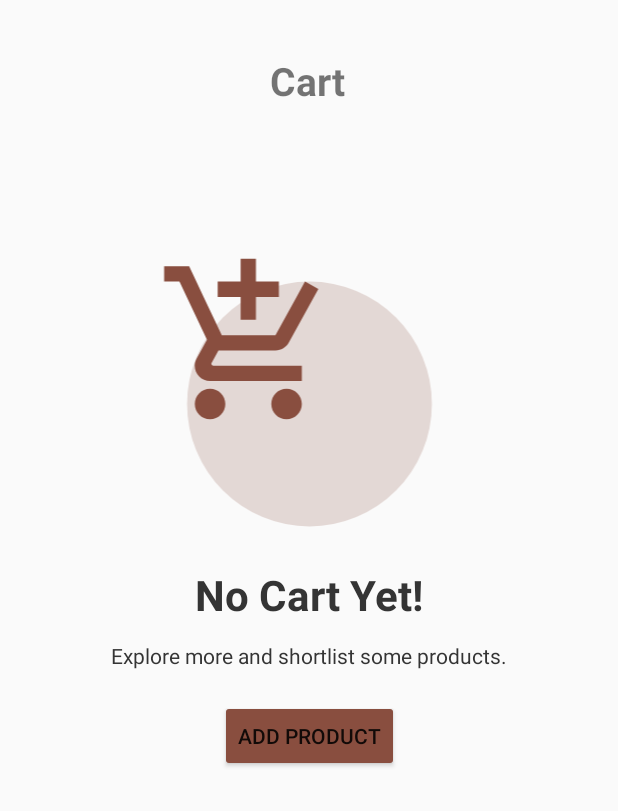
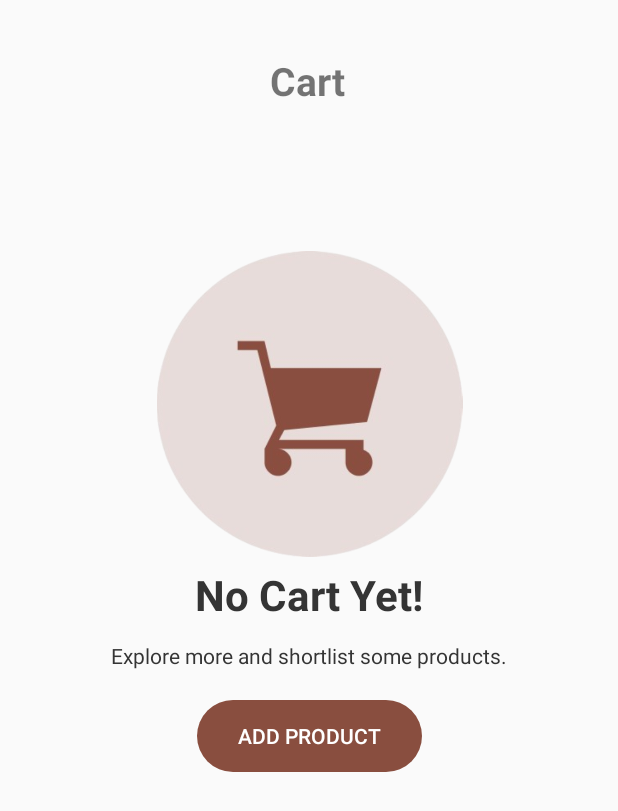
Before and after one commit to thuydung180/LaFavor2024, an Android app: the layout activity_shopping_cart.xml on its own in the app's theme, with its tools: preview values and no code run, on a phone screen of 412 x 824 dp. Shown: the top 811 px of the screen. Run offline under Robolectric (Android 15) with nearby library versions, the phone set to English and light mode, and no system bars.

Commit message:
empty cart done

```diff
--- /dev/null
+++ b/app/src/main/res/drawable/corner_background.xml
@@ -0,0 +1,5 @@
+<?xml version="1.0" encoding="utf-8"?>
+<shape xmlns:android="http://schemas.android.com/apk/res/android"
+    android:shape="rectangle">
+    <corners android:radius="50dp" />
+</shape>
--- /dev/null
+++ b/app/src/main/res/drawable/list_product_background.xml
@@ -0,0 +1,6 @@
+<?xml version="1.0" encoding="utf-8"?>
+<shape xmlns:android="http://schemas.android.com/apk/res/android"
+    android:shape="rectangle">
+
+    <corners android:radius="25dp"/>
+</shape>
--- a/app/src/main/res/layout/activity_shopping_cart.xml
+++ b/app/src/main/res/layout/activity_shopping_cart.xml
@@ -24,10 +24,10 @@
         android:layout_width="223dp"
         android:layout_height="204dp"
         android:layout_marginTop="96dp"
+        android:src="@drawable/icon_cart"
         app:layout_constraintEnd_toEndOf="parent"
         app:layout_constraintStart_toStartOf="parent"
-        app:layout_constraintTop_toBottomOf="@+id/txtCart"
-        app:srcCompat="@drawable/baseline_add_shopping_cart_24" />
+        app:layout_constraintTop_toBottomOf="@+id/txtCart"/>
 
     <TextView
         android:id="@+id/txt1"
@@ -55,11 +55,13 @@
 
     <Button
         android:id="@+id/btnAddProduct"
-        android:layout_width="wrap_content"
+        android:layout_width="150dp"
         android:layout_height="wrap_content"
         android:layout_marginTop="20dp"
         android:text="Add Product"
         android:backgroundTint="@color/primary"
+        android:textColor="@color/white"
+        android:background="@drawable/corner_background"
         app:layout_constraintEnd_toEndOf="parent"
         app:layout_constraintStart_toStartOf="parent"
         app:layout_constraintTop_toBottomOf="@+id/txt2" />
```
Also changed, not shown: app/src/main/AndroidManifest.xml (+9 -0 lines), app/src/main/java/com/nhom5/lafavor2024/Cart.java (added, +14 -0 lines), app/src/main/java/com/nhom5/lafavor2024/Checkout.java (added, +14 -0 lines), app/src/main/java/com/nhom5/lafavor2024/ShoppingCart.java (added, +14 -0 lines), app/src/main/res/layout/activity_cart.xml (+14 -7 lines), app/src/main/res/layout/activity_checkout.xml (added, +9 -0 lines), app/src/main/res/drawable/icon_cart.png (added).
